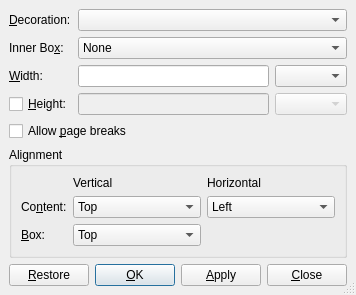
Old version of the form src/frontends/qt4/ui/BoxUi.ui in the repository cburschka/lyx.
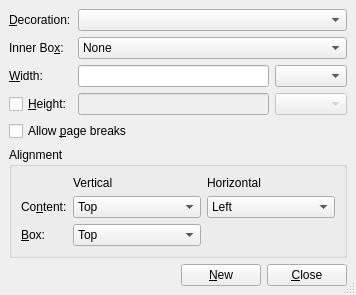
New version of the form. Custom widgets are drawn as their Qt base class.

Commit message: Box dialog: migrate to the new InsetDialog architecture. This simplifies the code and allows for immediate application of any change in the dialog. This is quite a complicated and non intuitive dialog still...

```diff
--- a/src/frontends/qt4/ui/BoxUi.ui
+++ b/src/frontends/qt4/ui/BoxUi.ui
@@ -193,22 +193,9 @@
      <property name="spacing" >
       <number>6</number>
      </property>
-     <item>
-      <widget class="QPushButton" name="restorePB" >
-       <property name="toolTip" >
-        <string/>
-       </property>
-       <property name="text" >
-        <string>&amp;Restore</string>
-       </property>
-       <property name="autoDefault" >
-        <bool>false</bool>
-       </property>
-       <property name="default" >
-        <bool>false</bool>
-       </property>
-      </widget>
-     </item>
+     <property name="margin">
+      <number>0</number>
+     </property>
      <item>
       <spacer>
        <property name="orientation" >
@@ -230,26 +217,13 @@
        <property name="toolTip" >
         <string/>
        </property>
-       <property name="text" >
-        <string>&amp;OK</string>
+       <property name="text">
+        <string>&amp;New</string>
        </property>
-       <property name="default" >
-        <bool>true</bool>
-       </property>
-      </widget>
-     </item>
-     <item>
-      <widget class="QPushButton" name="applyPB" >
-       <property name="toolTip" >
-        <string/>
-       </property>
-       <property name="text" >
-        <string>&amp;Apply</string>
-       </property>
-       <property name="autoDefault" >
+       <property name="autoDefault">
         <bool>false</bool>
        </property>
-       <property name="default" >
+       <property name="default">
         <bool>false</bool>
        </property>
       </widget>
```
Left out of the diff: 250 changed lines with no effect on the pictures. The commit also changes 3 other files.
